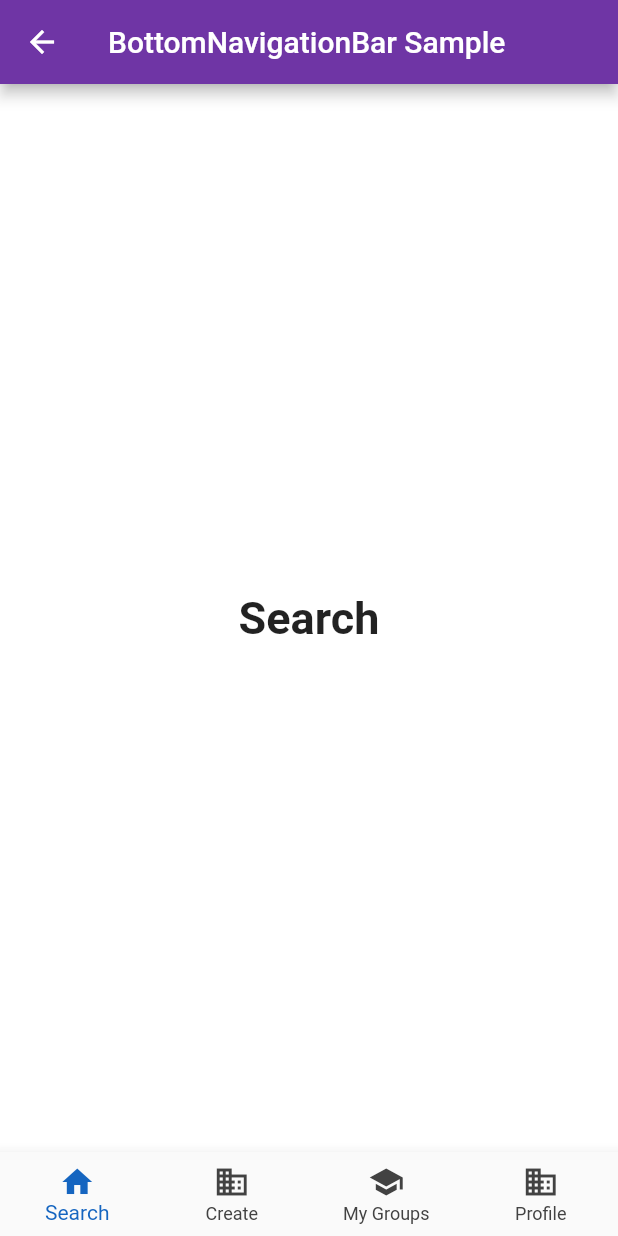
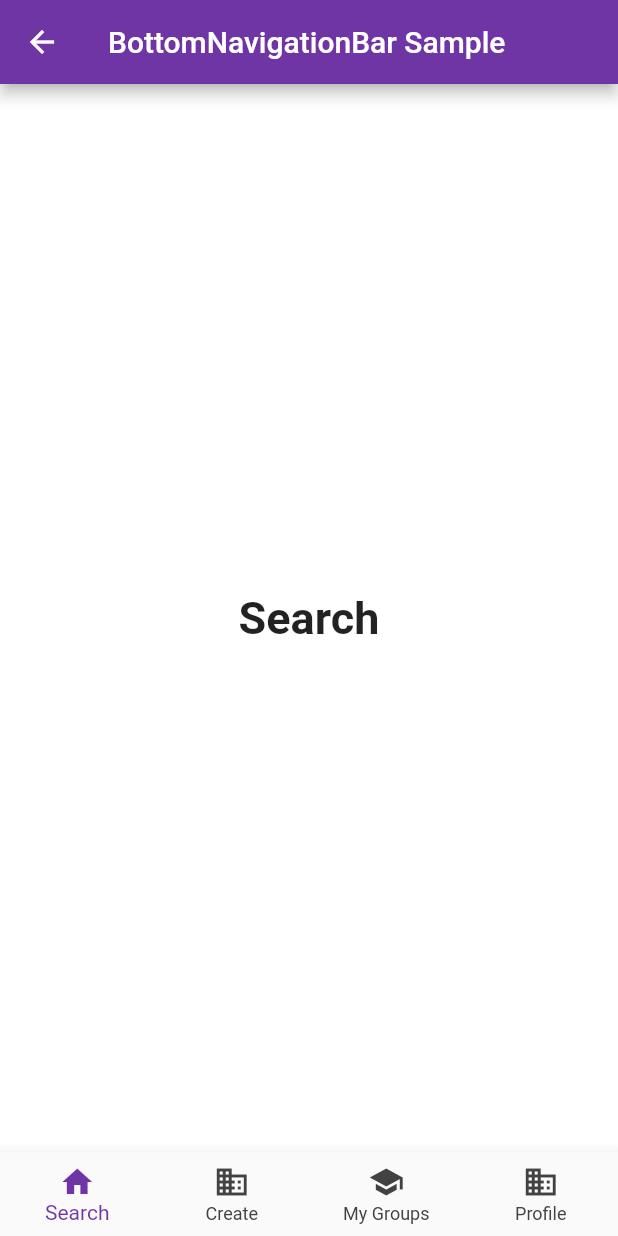
Before and after one commit to tsaplyadmitriy/FSESocialHabitApp, a Flutter app: the BottomNavigator screen opened directly, on a phone screen of 412 x 824 dp. Run offline on Flutter 3.47's test engine with Material 2 defaults, Android fonts, the phone set to English and light mode, and no system bars; our stand-ins replace flutter_svg.

Commit message:
changed constants and added BottomNav transition

```diff
--- a/mobile/lib/components/existing_account_check.dart
+++ b/mobile/lib/components/existing_account_check.dart
@@ -17,13 +17,13 @@ class ExistingAccountCheck extends StatelessWidget {
       children: <Widget>[
         Text(login ? "Don't have an account? " : "Already have an account? ",
             style: TextStyle(
-              color: kPrimaryColor,
+              color:  constants.kPrimaryColor,
             )),
         GestureDetector(
           onTap: press,
           child: Text(login ? "Sign Up" : "Sign in",
               style: TextStyle(
-                color: kPrimaryColor,
+                color:  constants.kPrimaryColor,
                 fontWeight: FontWeight.bold,
               )),
         )
--- a/mobile/lib/components/rounded_button.dart
+++ b/mobile/lib/components/rounded_button.dart
@@ -9,7 +9,7 @@ class RoundedButton extends StatelessWidget {
     Key key,
     this.text,
     this.press,
-    this.color = kPrimaryColor,
+    this.color = constants.kPrimaryColor,
     this.textColor = Colors.white,
   }) : super(key: key);
 
--- a/mobile/lib/components/rounded_input_field.dart
+++ b/mobile/lib/components/rounded_input_field.dart
@@ -21,7 +21,7 @@ class RoundedInputField extends StatelessWidget {
         decoration: InputDecoration(
           icon: Icon(
             icon,
-            color: kPrimaryColor,
+            color:  constants.kPrimaryColor,
           ),
           hintText: hintText,
           border: InputBorder.none,
--- a/mobile/lib/components/rounded_password_field.dart
+++ b/mobile/lib/components/rounded_password_field.dart
@@ -23,11 +23,11 @@ class RoundedPasswordField extends StatelessWidget {
           hintText: hintText,
           icon: Icon(
             Icons.lock,
-            color: kPrimaryColor,
+            color: constants.kPrimaryColor,
           ),
           suffixIcon: Icon(
             Icons.visibility,
-            color: kPrimaryColor,
+            color:  constants.kPrimaryColor,
           ),
           border: InputBorder.none,
         ),
--- a/mobile/lib/components/text_field_container.dart
+++ b/mobile/lib/components/text_field_container.dart
@@ -17,7 +17,7 @@ class TextFieldContainer extends StatelessWidget {
       padding: EdgeInsets.symmetric(horizontal: 20, vertical: 5),
       width: size.width * 0.8,
       decoration: BoxDecoration(
-        color: kPrimaryLightColor,
+        color: constants.kPrimaryLightColor,
         borderRadius: BorderRadius.circular(29),
       ),
       child: child,
--- a/mobile/lib/constants.dart
+++ b/mobile/lib/constants.dart
@@ -1,4 +1,9 @@
 import 'package:flutter/material.dart';
 
-const kPrimaryColor = Color(0xFF6F35A5);
-const kPrimaryLightColor = Color(0xFFF1E6FF);
+
+class constants {
+  static const kPrimaryColor = Color(0xFF6F35A5);
+  static const kPrimaryLightColor = Color(0xFFF1E6FF);
+
+
+}
--- a/mobile/lib/main.dart
+++ b/mobile/lib/main.dart
@@ -16,102 +16,9 @@ class MyApp extends StatelessWidget {
       //home: BottomNavigator(),
       home: WelcomeScreen(),
       theme: ThemeData(
-        primaryColor: kPrimaryColor,
+        primaryColor:  constants.kPrimaryColor,
         scaffoldBackgroundColor: Colors.white,
       ),
     );
   }
 }
-
-class BottomNavigator extends StatefulWidget {
-  BottomNavigator({Key key, this.title}) : super(key: key);
-
-  // This widget is the home page of your application. It is stateful, meaning
-  // that it has a State object (defined below) that contains fields that affect
-  // how it looks.
-
-  // This class is the configuration for the state. It holds the values (in this
-  // case the title) provided by the parent (in this case the App widget) and
-  // used by the build method of the State. Fields in a Widget subclass are
-  // always marked "final".
-
-  final String title;
-
-  @override
-  _MyHomePageState createState() => _MyHomePageState();
-}
-
-class _MyHomePageState extends State<BottomNavigator> {
-  int _selectedIndex = 0;
-  static const TextStyle optionStyle =
-      TextStyle(fontSize: 30, fontWeight: FontWeight.bold);
-  static const List<Widget> _widgetOptions = <Widget>[
-    Text(
-      'Search',
-      style: optionStyle,
-    ),
-    Text(
-      'Create',
-      style: optionStyle,
-    ),
-    Text(
-      'My Groups',
-      style: optionStyle,
-    ),
-    Text(
-      'Profile',
-      style: optionStyle,
-    ),
-  ];
-
-  void onItemTapped(int index) {
-    setState(() {
-      _selectedIndex = index;
-    });
-  }
-
-  @override
-  Widget build(BuildContext context) {
-    // This method is rerun every time setState is called, for instance as done
-    // by the _incrementCounter method above.
-    //
-    // The Flutter framework has been optimized to make rerunning build methods
-    // fast, so that you can just rebuild anything that needs updating rather
-    // than having to individually change instances of widgets.
-    return Scaffold(
-      appBar: AppBar(
-        title: const Text('BottomNavigationBar Sample'),
-      ),
-      body: Center(
-        child: _widgetOptions.elementAt(_selectedIndex),
-      ),
-      bottomNavigationBar: BottomNavigationBar(
-        type: BottomNavigationBarType.fixed,
-        items: const <BottomNavigationBarItem>[
-          BottomNavigationBarItem(
-            icon: Icon(Icons.home),
-            title: Text('Search'),
-          ),
-          BottomNavigationBarItem(
-            icon: Icon(Icons.business),
-            title: Text('Create'),
-          ),
-          BottomNavigationBarItem(
-            icon: Icon(Icons.school),
-            title: Text('My Groups'),
-          ),
-          BottomNavigationBarItem(
-            icon: Icon(Icons.business),
-            title: Text('Profile'),
-          ),
-        ],
-        currentIndex: _selectedIndex,
-        selectedItemColor: Colors.blue[800],
-        unselectedItemColor: Colors.grey[800],
-
-        onTap:
-            onItemTapped, // This trailing comma makes auto-formatting nicer for build methods.
-      ),
-    );
-  }
-}
--- /dev/null
+++ b/mobile/lib/screens/bottomnav/bottomnav.dart
@@ -0,0 +1,97 @@
+
+import 'package:flutter/cupertino.dart';
+import 'package:flutter/material.dart';
+import 'package:social_habit_app/constants.dart';
+
+class BottomNavigator extends StatefulWidget {
+  BottomNavigator({Key key, this.title}) : super(key: key);
+
+  // This widget is the home page of your application. It is stateful, meaning
+  // that it has a State object (defined below) that contains fields that affect
+  // how it looks.
+
+  // This class is the configuration for the state. It holds the values (in this
+  // case the title) provided by the parent (in this case the App widget) and
+  // used by the build method of the State. Fields in a Widget subclass are
+  // always marked "final".
+
+  final String title;
+
+  @override
+  _MyHomePageState createState() => _MyHomePageState();
+}
+
+class _MyHomePageState extends State<BottomNavigator> {
+  int _selectedIndex = 0;
+  static const TextStyle optionStyle =
+  TextStyle(fontSize: 30, fontWeight: FontWeight.bold);
+  static const List<Widget> _widgetOptions = <Widget>[
+    Text(
+      'Search',
+      style: optionStyle,
+    ),
+    Text(
+      'Create',
+      style: optionStyle,
+    ),
+    Text(
+      'My Groups',
+      style: optionStyle,
+    ),
+    Text(
+      'Profile',
+      style: optionStyle,
+    ),
+  ];
+
+  void onItemTapped(int index) {
+    setState(() {
+      _selectedIndex = index;
+    });
+  }
+
+  @override
+  Widget build(BuildContext context) {
+    // This method is rerun every time setState is called, for instance as done
+    // by the _incrementCounter method above.
+    //
+    // The Flutter framework has been optimized to make rerunning build methods
+    // fast, so that you can just rebuild anything that needs updating rather
+    // than having to individually change instances of widgets.
+    return Scaffold(
+      appBar: AppBar(
+        title: const Text('BottomNavigationBar Sample'),
+      ),
+      body: Center(
+        child: _widgetOptions.elementAt(_selectedIndex),
+      ),
+      bottomNavigationBar: BottomNavigationBar(
+        type: BottomNavigationBarType.fixed,
+        items: const <BottomNavigationBarItem>[
+          BottomNavigationBarItem(
+            icon: Icon(Icons.home),
+            title: Text('Search'),
+          ),
+          BottomNavigationBarItem(
+            icon: Icon(Icons.business),
+            title: Text('Create'),
+          ),
+          BottomNavigationBarItem(
+            icon: Icon(Icons.school),
+            title: Text('My Groups'),
+          ),
+          BottomNavigationBarItem(
+            icon: Icon(Icons.business),
+            title: Text('Profile'),
+          ),
+        ],
+        currentIndex: _selectedIndex,
+        selectedItemColor: constants.kPrimaryColor,
+        unselectedItemColor: Colors.grey[800],
+
+        onTap:
+        onItemTapped, // This trailing comma makes auto-formatting nicer for build methods.
+      ),
+    );
+  }
+}
--- a/mobile/lib/screens/welcome/components/body.dart
+++ b/mobile/lib/screens/welcome/components/body.dart
@@ -50,7 +50,7 @@ class Body extends StatelessWidget {
                 );
               },
               textColor: Colors.black,
-              color: kPrimaryLightColor,
+              color:  constants.kPrimaryLightColor,
             ),
           ],
         ),
```
Also changed, not shown: mobile/lib/screens/login/components/body.dart (+6 -1 lines).
